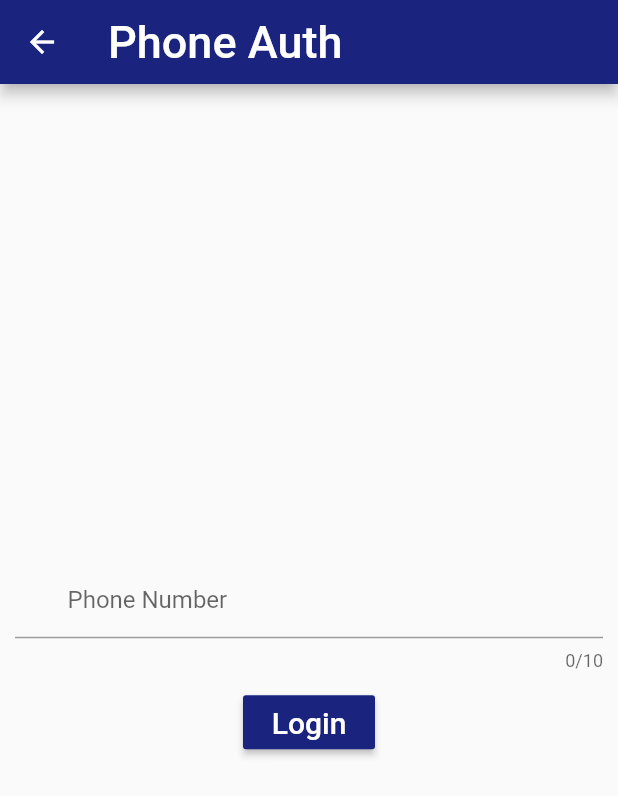
After one commit to kartikeypathak/Hyginiee-App, a Flutter app: the screen it shows after launch, after a tap on the "phone" icon, on a phone screen of 412 x 824 dp. The commit adds this screen. Shown: the top 796 px of the screen. Run offline on Flutter 3.47's test engine with Material 2 defaults, Android fonts, the phone set to English and light mode, and no system bars; our stand-ins replace firebase_auth, firebase_core, fluttertoast, google_fonts; accounts and stored records are empty.

Commit message:
Mobile verification Added

```diff
--- a/lib/main.dart
+++ b/lib/main.dart
@@ -17,9 +17,6 @@ class MyApp extends StatelessWidget {
 
   @override
   Widget build(BuildContext context) {
-    return MaterialApp(
-      debugShowCheckedModeBanner: false,
-      home: MainPage(),
-    );
+    return MainPage();
   }
 }
--- a/lib/pages/login_page.dart
+++ b/lib/pages/login_page.dart
@@ -2,6 +2,7 @@ import 'package:firebase_auth/firebase_auth.dart';
 import 'package:flutter/material.dart';
 import 'package:google_fonts/google_fonts.dart';
 import '../pages/forgot_password_page.dart';
+import '../pages/phone_auth.dart';
 
 class LoginPage extends StatefulWidget {
   final VoidCallback showRegisterPage;
@@ -113,7 +114,8 @@ class _LoginPageState extends State<LoginPage> {
                     children: [
                       GestureDetector(
                         onTap: () {
-                          Navigator.push(context, MaterialPageRoute(builder: (context) {
+                          Navigator.push(context,
+                              MaterialPageRoute(builder: (context) {
                             return ForgotPassword();
                           }));
                         },
@@ -157,7 +159,6 @@ class _LoginPageState extends State<LoginPage> {
                 SizedBox(height: 25),
 
                 // SignUp button
-
                 Row(
                   mainAxisAlignment: MainAxisAlignment.center,
                   children: [
@@ -179,6 +180,24 @@ class _LoginPageState extends State<LoginPage> {
                     ),
                   ],
                 ),
+
+                SizedBox(height: 80),
+
+                // Phone Authentication
+                Column(
+                  mainAxisAlignment: MainAxisAlignment.end,
+                  children: [
+                    GestureDetector(
+                      onTap: () {
+                        Navigator.push(context,
+                            MaterialPageRoute(builder: (context) {
+                              return PhoneAuth();
+                            }));
+                      },
+                      child: Icon(Icons.phone),
+                    ),
+                  ],
+                ),
               ],
             ),
           ),
--- /dev/null
+++ b/lib/pages/phone_auth.dart
@@ -0,0 +1,150 @@
+import 'package:firebase_auth/firebase_auth.dart';
+import 'package:flutter/material.dart';
+import 'package:fluttertoast/fluttertoast.dart';
+import '../pages/home_page.dart';
+
+class PhoneAuth extends StatefulWidget {
+  @override
+  _PhoneAuthState createState() => _PhoneAuthState();
+}
+
+class _PhoneAuthState extends State<PhoneAuth> {
+  TextEditingController phoneController = TextEditingController();
+  TextEditingController otpController = TextEditingController();
+
+  FirebaseAuth auth = FirebaseAuth.instance;
+  bool otpVisibility = false;
+  User? user;
+  String verificationID = "";
+
+  @override
+  Widget build(BuildContext context) {
+    return Scaffold(
+      appBar: AppBar(
+        title: Text(
+          "Phone Auth",
+          style: TextStyle(
+            fontSize: 30,
+          ),
+        ),
+        backgroundColor: Colors.indigo[900],
+      ),
+      body: Container(
+        margin: EdgeInsets.all(10),
+        child: Column(
+          mainAxisAlignment: MainAxisAlignment.center,
+          children: [
+            TextField(
+              controller: phoneController,
+              decoration: InputDecoration(
+                hintText: 'Phone Number',
+                prefix: Padding(
+                  padding: EdgeInsets.all(4),
+                  child: Text('+91'),
+                ),
+              ),
+              maxLength: 10,
+              keyboardType: TextInputType.phone,
+            ),
+            Visibility(
+              child: TextField(
+                controller: otpController,
+                decoration: InputDecoration(
+                  hintText: 'OTP',
+                  prefix: Padding(
+                    padding: EdgeInsets.all(4),
+                    child: Text(''),
+                  ),
+                ),
+                maxLength: 6,
+                keyboardType: TextInputType.number,
+              ),
+              visible: otpVisibility,
+            ),
+            SizedBox(
+              height: 10,
+            ),
+            MaterialButton(
+              color: Colors.indigo[900],
+              onPressed: () {
+                if (otpVisibility) {
+                  verifyOTP();
+                } else {
+                  loginWithPhone();
+                }
+              },
+              child: Text(
+                otpVisibility ? "Verify" : "Login",
+                style: TextStyle(
+                  color: Colors.white,
+                  fontSize: 20,
+                ),
+              ),
+            ),
+          ],
+        ),
+      ),
+    );
+  }
+
+  void loginWithPhone() async {
+    auth.verifyPhoneNumber(
+      phoneNumber: "+91" + phoneController.text,
+      verificationCompleted: (PhoneAuthCredential credential) async {
+        await auth.signInWithCredential(credential).then((value) {
+          print("You are logged in successfully");
+        });
+      },
+      verificationFailed: (FirebaseAuthException e) {
+        print(e.message);
+      },
+      codeSent: (String verificationId, int? resendToken) {
+        otpVisibility = true;
+        verificationID = verificationId;
+        setState(() {});
+      },
+      codeAutoRetrievalTimeout: (String verificationId) {},
+    );
+  }
+
+  void verifyOTP() async {
+    PhoneAuthCredential credential = PhoneAuthProvider.credential(
+        verificationId: verificationID, smsCode: otpController.text);
+
+    await auth.signInWithCredential(credential).then(
+          (value) {
+        setState(() {
+          user = FirebaseAuth.instance.currentUser;
+        });
+      },
+    ).whenComplete(
+          () {
+        if (user != null) {
+          Fluttertoast.showToast(
+            msg: "You are logged in successfully",
+            toastLength: Toast.LENGTH_SHORT,
+            gravity: ToastGravity.BOTTOM,
+            timeInSecForIosWeb: 1,
+            backgroundColor: Colors.red,
+            textColor: Colors.white,
+            fontSize: 16.0,
+          );
+          Navigator.push(context,
+              MaterialPageRoute(builder: (context) {
+                return HomePage();
+              }));
+        } else {
+          Fluttertoast.showToast(
+            msg: "your login is failed",
+            toastLength: Toast.LENGTH_SHORT,
+            gravity: ToastGravity.BOTTOM,
+            timeInSecForIosWeb: 1,
+            backgroundColor: Colors.red,
+            textColor: Colors.white,
+            fontSize: 16.0,
+          );
+        }
+      },
+    );
+  }
+}
--- a/pubspec.yaml
+++ b/pubspec.yaml
@@ -34,7 +34,9 @@ dependencies:
   # The following adds the Cupertino Icons font to your application.
   # Use with the CupertinoIcons class for iOS style icons.
   cupertino_icons: ^1.0.2
-  firebase_auth: ^3.3.14
+  firebase_auth: ^3.3.3
+  firebase_core: ^1.10.5
+  fluttertoast: ^8.0.8
   google_fonts:
 
 dev_dependencies:
```
Also changed, not shown: pubspec.lock, 1 other file.
